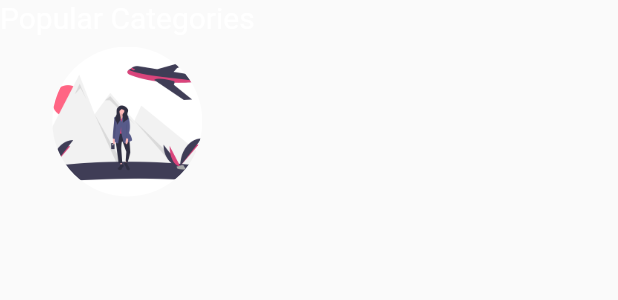
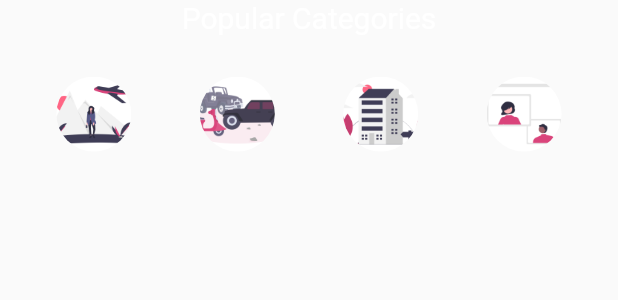
Before and after one commit to sandesh101/Travel-Pal, a Flutter app: the Trending widget shown alone on an empty page, opened directly, on a phone screen of 412 x 824 dp. Shown: the top 300 px of the screen. Run offline on Flutter 3.47's test engine with Material 2 defaults, Android fonts, the phone set to English and light mode, and no system bars.

Commit message:
Fixed Trending category

```diff
--- a/lib/homescreen.dart
+++ b/lib/homescreen.dart
@@ -53,6 +53,7 @@ class _HomeScreenState extends State<HomeScreen> {
                 ),
                 SizedBox(height: 40),
                 ImageSlider(),
+                SizedBox(height: 30.0),
                 Trending(),
               ],
             ),
--- a/lib/places.dart
+++ b/lib/places.dart
@@ -102,7 +102,7 @@ class _ImageSliderState extends State<ImageSlider> {
                   decoration: BoxDecoration(
                     borderRadius: BorderRadius.circular(20),
                     image: DecorationImage(
-                      image: AssetImage('images/everest.jpg'),
+                      image: AssetImage('images/london.jpg'),
                       fit: BoxFit.cover,
                     ),
                   ),
--- a/lib/trending.dart
+++ b/lib/trending.dart
@@ -11,6 +11,10 @@ class Trending extends StatelessWidget {
             'Popular Categories',
             style: TextStyle(fontSize: 20, color: Colors.white),
           ),
+          SizedBox(height: 20.0),
+          Row(
+            mainAxisAlignment: MainAxisAlignment.spaceEvenly,
+            children: [
               Padding(
                 padding: const EdgeInsets.all(8.0),
                 child: Container(
@@ -20,9 +24,50 @@ class Trending extends StatelessWidget {
                         image: AssetImage('images/trips.png'),
                         fit: BoxFit.cover,
                       )),
-              height: 100,
-              width: 100,
+                  height: 50,
+                  width: 50,
                 ),
+              ),
+              Padding(
+                padding: const EdgeInsets.all(8.0),
+                child: Container(
+                  decoration: BoxDecoration(
+                      borderRadius: BorderRadius.circular(50),
+                      image: DecorationImage(
+                        image: AssetImage('images/transport.png'),
+                        fit: BoxFit.cover,
+                      )),
+                  height: 50,
+                  width: 50,
+                ),
+              ),
+              Padding(
+                padding: const EdgeInsets.all(8.0),
+                child: Container(
+                  decoration: BoxDecoration(
+                      borderRadius: BorderRadius.circular(50),
+                      image: DecorationImage(
+                        image: AssetImage('images/hotels.png'),
+                        fit: BoxFit.cover,
+                      )),
+                  height: 50,
+                  width: 50,
+                ),
+              ),
+              Padding(
+                padding: const EdgeInsets.all(8.0),
+                child: Container(
+                  decoration: BoxDecoration(
+                      borderRadius: BorderRadius.circular(50),
+                      image: DecorationImage(
+                        image: AssetImage('images/events.png'),
+                        fit: BoxFit.cover,
+                      )),
+                  height: 50,
+                  width: 50,
+                ),
+              ),
+            ],
           ),
         ],
       ),
```
Lines whose indentation alone changed are shown as unchanged.
